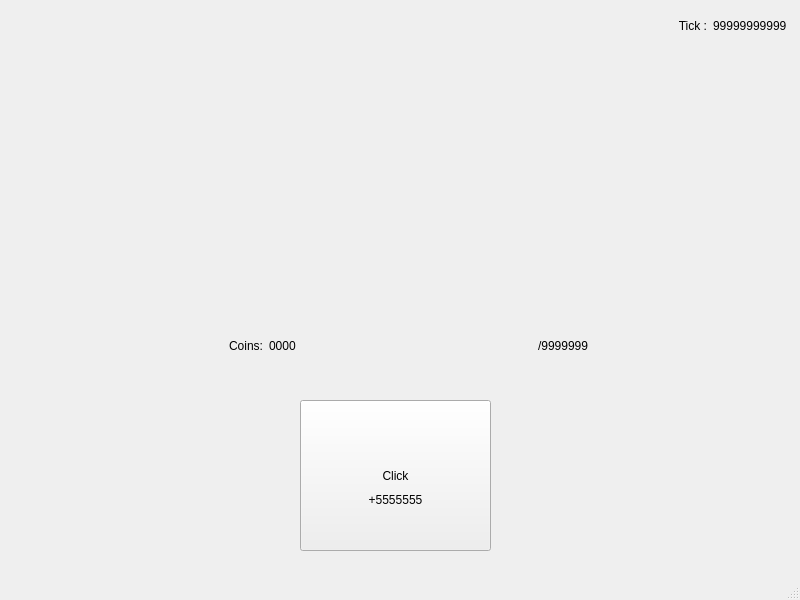
Qt form Dev/Clients/QtClient/QtWindowClient/mainwindow.ui (Redoxee/AutoClicker) before a commit.
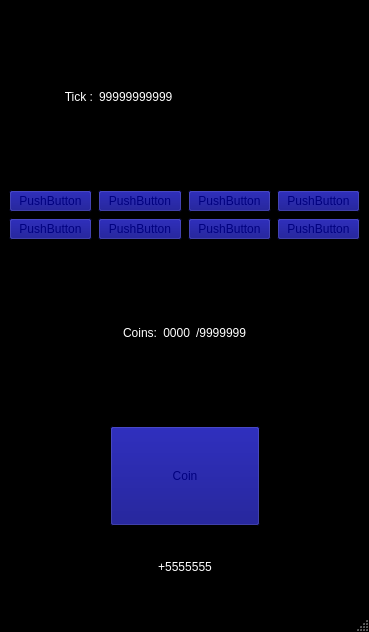
The same form after that commit.

Commit message: Reworking window layout

```diff
--- a/Dev/Clients/QtClient/QtWindowClient/mainwindow.ui
+++ b/Dev/Clients/QtClient/QtWindowClient/mainwindow.ui
@@ -6,120 +6,714 @@
    <rect>
     <x>0</x>
     <y>0</y>
-    <width>800</width>
-    <height>600</height>
+    <width>369</width>
+    <height>632</height>
    </rect>
   </property>
+  <property name="palette">
+   <palette>
+    <active>
+     <colorrole role="WindowText">
+      <brush brushstyle="SolidPattern">
+       <color alpha="255">
+        <red>255</red>
+        <green>255</green>
+        <blue>255</blue>
+       </color>
+      </brush>
+     </colorrole>
+     <colorrole role="Button">
+      <brush brushstyle="SolidPattern">
+       <color alpha="255">
+        <red>0</red>
+        <green>0</green>
+        <blue>127</blue>
+       </color>
+      </brush>
+     </colorrole>
+     <colorrole role="Light">
+      <brush brushstyle="SolidPattern">
+       <color alpha="255">
+        <red>0</red>
+        <green>0</green>
+        <blue>0</blue>
+       </color>
+      </brush>
+     </colorrole>
+     <colorrole role="Midlight">
+      <brush brushstyle="SolidPattern">
+       <color alpha="255">
+        <red>0</red>
+        <green>0</green>
+        <blue>0</blue>
+       </color>
+      </brush>
+     </colorrole>
+     <colorrole role="Dark">
+      <brush brushstyle="SolidPattern">
+       <color alpha="255">
+        <red>0</red>
+        <green>0</green>
+        <blue>0</blue>
+       </color>
+      </brush>
+     </colorrole>
+     <colorrole role="Mid">
+      <brush brushstyle="SolidPattern">
+       <color alpha="255">
+        <red>0</red>
+        <green>0</green>
+        <blue>0</blue>
+       </color>
+      </brush>
+     </colorrole>
+     <colorrole role="Text">
+      <brush brushstyle="SolidPattern">
+       <color alpha="255">
+        <red>255</red>
+        <green>255</green>
+        <blue>255</blue>
+       </color>
+      </brush>
+     </colorrole>
+     <colorrole role="BrightText">
+      <brush brushstyle="SolidPattern">
+       <color alpha="255">
+        <red>255</red>
+        <green>255</green>
+        <blue>255</blue>
+       </color>
+      </brush>
+     </colorrole>
+     <colorrole role="ButtonText">
+      <brush brushstyle="SolidPattern">
+       <color alpha="255">
+        <red>0</red>
+        <green>0</green>
+        <blue>127</blue>
+       </color>
+      </brush>
+     </colorrole>
+     <colorrole role="Base">
+      <brush brushstyle="SolidPattern">
+       <color alpha="255">
+        <red>0</red>
+        <green>0</green>
+        <blue>0</blue>
+       </color>
+      </brush>
+     </colorrole>
+     <colorrole role="Window">
+      <brush brushstyle="SolidPattern">
+       <color alpha="255">
+        <red>0</red>
+        <green>0</green>
+        <blue>0</blue>
+       </color>
+      </brush>
+     </colorrole>
+     <colorrole role="Shadow">
+      <brush brushstyle="SolidPattern">
+       <color alpha="255">
+        <red>0</red>
+        <green>0</green>
+        <blue>0</blue>
+       </color>
+      </brush>
+     </colorrole>
+     <colorrole role="AlternateBase">
+      <brush brushstyle="SolidPattern">
+       <color alpha="255">
+        <red>0</red>
+        <green>0</green>
+        <blue>0</blue>
+       </color>
+      </brush>
+     </colorrole>
+     <colorrole role="ToolTipBase">
+      <brush brushstyle="SolidPattern">
+       <color alpha="255">
+        <red>255</red>
+        <green>255</green>
+        <blue>220</blue>
+       </color>
+      </brush>
+     </colorrole>
+     <colorrole role="ToolTipText">
+      <brush brushstyle="SolidPattern">
+       <color alpha="255">
+        <red>0</red>
+        <green>0</green>
+        <blue>0</blue>
+       </color>
+      </brush>
+     </colorrole>
+     <colorrole role="PlaceholderText">
+      <brush brushstyle="SolidPattern">
+       <color alpha="128">
+        <red>255</red>
+        <green>255</green>
+        <blue>255</blue>
+       </color>
+      </brush>
+     </colorrole>
+    </active>
+    <inactive>
+     <colorrole role="WindowText">
+      <brush brushstyle="SolidPattern">
+       <color alpha="255">
+        <red>255</red>
+        <green>255</green>
+        <blue>255</blue>
+       </color>
+      </brush>
+     </colorrole>
+     <colorrole role="Button">
+      <brush brushstyle="SolidPattern">
+       <color alpha="255">
+        <red>0</red>
+        <green>0</green>
+        <blue>127</blue>
+       </color>
+      </brush>
+     </colorrole>
+     <colorrole role="Light">
+      <brush brushstyle="SolidPattern">
+       <color alpha="255">
+        <red>0</red>
+        <green>0</green>
+        <blue>0</blue>
+       </color>
+      </brush>
+     </colorrole>
+     <colorrole role="Midlight">
+      <brush brushstyle="SolidPattern">
+       <color alpha="255">
+        <red>0</red>
+        <green>0</green>
+        <blue>0</blue>
+       </color>
+      </brush>
+     </colorrole>
+     <colorrole role="Dark">
+      <brush brushstyle="SolidPattern">
+       <color alpha="255">
+        <red>0</red>
+        <green>0</green>
+        <blue>0</blue>
+       </color>
+      </brush>
+     </colorrole>
+     <colorrole role="Mid">
+      <brush brushstyle="SolidPattern">
+       <color alpha="255">
+        <red>0</red>
+        <green>0</green>
+        <blue>0</blue>
+       </color>
+      </brush>
+     </colorrole>
+     <colorrole role="Text">
+      <brush brushstyle="SolidPattern">
+       <color alpha="255">
+        <red>255</red>
+        <green>255</green>
+        <blue>255</blue>
+       </color>
+      </brush>
+     </colorrole>
+     <colorrole role="BrightText">
+      <brush brushstyle="SolidPattern">
+       <color alpha="255">
+        <red>255</red>
+        <green>255</green>
+        <blue>255</blue>
+       </color>
+      </brush>
+     </colorrole>
+     <colorrole role="ButtonText">
+      <brush brushstyle="SolidPattern">
+       <color alpha="255">
+        <red>0</red>
+        <green>0</green>
+        <blue>127</blue>
+       </color>
+      </brush>
+     </colorrole>
+     <colorrole role="Base">
+      <brush brushstyle="SolidPattern">
+       <color alpha="255">
+        <red>0</red>
+        <green>0</green>
+        <blue>0</blue>
+       </color>
+      </brush>
+     </colorrole>
+     <colorrole role="Window">
+      <brush brushstyle="SolidPattern">
+       <color alpha="255">
+        <red>0</red>
+        <green>0</green>
+        <blue>0</blue>
+       </color>
+      </brush>
+     </colorrole>
+     <colorrole role="Shadow">
+      <brush brushstyle="SolidPattern">
+       <color alpha="255">
+        <red>0</red>
+        <green>0</green>
+        <blue>0</blue>
+       </color>
+      </brush>
+     </colorrole>
+     <colorrole role="AlternateBase">
+      <brush brushstyle="SolidPattern">
+       <color alpha="255">
+        <red>0</red>
+        <green>0</green>
+        <blue>0</blue>
+       </color>
+      </brush>
+     </colorrole>
+     <colorrole role="ToolTipBase">
+      <brush brushstyle="SolidPattern">
+       <color alpha="255">
+        <red>255</red>
+        <green>255</green>
+        <blue>220</blue>
+       </color>
+      </brush>
+     </colorrole>
+     <colorrole role="ToolTipText">
+      <brush brushstyle="SolidPattern">
+       <color alpha="255">
+        <red>0</red>
+        <green>0</green>
+        <blue>0</blue>
+       </color>
+      </brush>
+     </colorrole>
+     <colorrole role="PlaceholderText">
+      <brush brushstyle="SolidPattern">
+       <color alpha="128">
+        <red>255</red>
+        <green>255</green>
+        <blue>255</blue>
+       </color>
+      </brush>
+     </colorrole>
+    </inactive>
+    <disabled>
+     <colorrole role="WindowText">
+      <brush brushstyle="SolidPattern">
+       <color alpha="255">
+        <red>0</red>
+        <green>0</green>
+        <blue>0</blue>
+       </color>
+      </brush>
+     </colorrole>
+     <colorrole role="Button">
+      <brush brushstyle="SolidPattern">
+       <color alpha="255">
+        <red>0</red>
+        <green>0</green>
+        <blue>127</blue>
+       </color>
+      </brush>
+     </colorrole>
+     <colorrole role="Light">
+      <brush brushstyle="SolidPattern">
+       <color alpha="255">
+        <red>0</red>
+        <green>0</green>
+        <blue>0</blue>
+       </color>
+      </brush>
+     </colorrole>
+     <colorrole role="Midlight">
+      <brush brushstyle="SolidPattern">
+       <color alpha="255">
+        <red>0</red>
+        <green>0</green>
+        <blue>0</blue>
+       </color>
+      </brush>
+     </colorrole>
+     <colorrole role="Dark">
+      <brush brushstyle="SolidPattern">
+       <color alpha="255">
+        <red>0</red>
+        <green>0</green>
+        <blue>0</blue>
+       </color>
+      </brush>
+     </colorrole>
+     <colorrole role="Mid">
+      <brush brushstyle="SolidPattern">
+       <color alpha="255">
+        <red>0</red>
+        <green>0</green>
+        <blue>0</blue>
+       </color>
+      </brush>
+     </colorrole>
+     <colorrole role="Text">
+      <brush brushstyle="SolidPattern">
+       <color alpha="255">
+        <red>0</red>
+        <green>0</green>
+        <blue>0</blue>
+       </color>
+      </brush>
+     </colorrole>
+     <colorrole role="BrightText">
+      <brush brushstyle="SolidPattern">
+       <color alpha="255">
+        <red>255</red>
+        <green>255</green>
+        <blue>255</blue>
+       </color>
+      </brush>
+     </colorrole>
+     <colorrole role="ButtonText">
+      <brush brushstyle="SolidPattern">
+       <color alpha="255">
+        <red>0</red>
+        <green>0</green>
+        <blue>0</blue>
+       </color>
+      </brush>
+     </colorrole>
+     <colorrole role="Base">
+      <brush brushstyle="SolidPattern">
+       <color alpha="255">
+        <red>0</red>
+        <green>0</green>
+        <blue>0</blue>
+       </color>
+      </brush>
+     </colorrole>
+     <colorrole role="Window">
+      <brush brushstyle="SolidPattern">
+       <color alpha="255">
+        <red>0</red>
+        <green>0</green>
+        <blue>0</blue>
+       </color>
+      </brush>
+     </colorrole>
+     <colorrole role="Shadow">
+      <brush brushstyle="SolidPattern">
+       <color alpha="255">
+        <red>0</red>
+        <green>0</green>
+        <blue>0</blue>
+       </color>
+      </brush>
+     </colorrole>
+     <colorrole role="AlternateBase">
+      <brush brushstyle="SolidPattern">
+       <color alpha="255">
+        <red>0</red>
+        <green>0</green>
+        <blue>0</blue>
+       </color>
+      </brush>
+     </colorrole>
+     <colorrole role="ToolTipBase">
+      <brush brushstyle="SolidPattern">
+       <color alpha="255">
+        <red>255</red>
+        <green>255</green>
+        <blue>220</blue>
+       </color>
+      </brush>
+     </colorrole>
+     <colorrole role="ToolTipText">
+      <brush brushstyle="SolidPattern">
+       <color alpha="255">
+        <red>0</red>
+        <green>0</green>
+        <blue>0</blue>
+       </color>
+      </brush>
+     </colorrole>
+     <colorrole role="PlaceholderText">
+      <brush brushstyle="SolidPattern">
+       <color alpha="128">
+        <red>255</red>
+        <green>255</green>
+        <blue>255</blue>
+       </color>
+      </brush>
+     </colorrole>
+    </disabled>
+   </palette>
+  </property>
   <property name="windowTitle">
    <string>MainWindow</string>
   </property>
   <widget class="QWidget" name="centralwidget">
-   <widget class="QPushButton" name="ClickerButton">
-    <property name="geometry">
-     <rect>
-      <x>300</x>
-      <y>400</y>
-      <width>191</width>
-      <height>151</height>
-     </rect>
-    </property>
-    <property name="text">
-     <string>Click</string>
-    </property>
-   </widget>
-   <widget class="QWidget" name="horizontalLayoutWidget">
-    <property name="geometry">
-     <rect>
-      <x>0</x>
-      <y>330</y>
-      <width>801</width>
-      <height>31</height>
-     </rect>
-    </property>
-    <layout class="QHBoxLayout" name="ScoreLayout">
-     <item>
-      <widget class="QLabel" name="ScoreLabel">
-       <property name="text">
-        <string>Coins:</string>
-       </property>
-       <property name="alignment">
-        <set>Qt::AlignRight|Qt::AlignTrailing|Qt::AlignVCenter</set>
-       </property>
-      </widget>
-     </item>
-     <item>
-      <widget class="QLabel" name="ScoreValue">
-       <property name="sizePolicy">
-        <sizepolicy hsizetype="Minimum" vsizetype="Preferred">
-         <horstretch>0</horstretch>
-         <verstretch>0</verstretch>
-        </sizepolicy>
-       </property>
-       <property name="text">
-        <string>0000</string>
-       </property>
-       <property name="scaledContents">
-        <bool>false</bool>
-       </property>
-      </widget>
-     </item>
-     <item>
-      <widget class="QLabel" name="ScoreTarget">
-       <property name="text">
-        <string>/9999999</string>
-       </property>
-      </widget>
-     </item>
-    </layout>
-   </widget>
-   <widget class="QWidget" name="horizontalLayoutWidget_2">
-    <property name="geometry">
-     <rect>
-      <x>630</x>
-      <y>10</y>
-      <width>160</width>
-      <height>31</height>
-     </rect>
-    </property>
-    <layout class="QHBoxLayout" name="TickLayout">
-     <item>
-      <widget class="QLabel" name="TickLabel">
-       <property name="text">
-        <string>Tick :</string>
-       </property>
-       <property name="alignment">
-        <set>Qt::AlignRight|Qt::AlignTrailing|Qt::AlignVCenter</set>
-       </property>
-      </widget>
-     </item>
-     <item>
-      <widget class="QLabel" name="TickValue">
-       <property name="text">
-        <string>99999999999</string>
-       </property>
-      </widget>
-     </item>
-    </layout>
-   </widget>
-   <widget class="QLabel" name="ClickValue">
-    <property name="enabled">
-     <bool>true</bool>
-    </property>
-    <property name="geometry">
-     <rect>
-      <x>300</x>
-      <y>490</y>
-      <width>191</width>
-      <height>20</height>
-     </rect>
-    </property>
-    <property name="text">
-     <string>+5555555</string>
-    </property>
-    <property name="alignment">
-     <set>Qt::AlignCenter</set>
-    </property>
-   </widget>
+   <layout class="QGridLayout" name="gridLayout">
+    <item row="7" column="0" colspan="2">
+     <layout class="QHBoxLayout" name="horizontalLayout">
+      <item>
+       <spacer name="horizontalSpacer_4">
+        <property name="orientation">
+         <enum>Qt::Horizontal</enum>
+        </property>
+        <property name="sizeHint" stdset="0">
+         <size>
+          <width>40</width>
+          <height>20</height>
+         </size>
+        </property>
+       </spacer>
+      </item>
+      <item>
+       <layout class="QVBoxLayout" name="verticalLayout">
+        <item>
+         <widget class="QPushButton" name="ClickerButton">
+          <property name="minimumSize">
+           <size>
+            <width>150</width>
+            <height>100</height>
+           </size>
+          </property>
+          <property name="palette">
+           <palette>
+            <active>
+             <colorrole role="Text">
+              <brush brushstyle="SolidPattern">
+               <color alpha="255">
+                <red>0</red>
+                <green>0</green>
+                <blue>127</blue>
+               </color>
+              </brush>
+             </colorrole>
+            </active>
+            <inactive>
+             <colorrole role="Text">
+              <brush brushstyle="SolidPattern">
+               <color alpha="255">
+                <red>0</red>
+                <green>0</green>
+                <blue>127</blue>
+               </color>
+              </brush>
+             </colorrole>
+            </inactive>
+            <disabled>
+             <colorrole role="Text">
+              <brush brushstyle="SolidPattern">
+               <color alpha="255">
+                <red>0</red>
+                <green>0</green>
+                <blue>127</blue>
+               </color>
+              </brush>
+             </colorrole>
+            </disabled>
+           </palette>
+          </property>
+          <property name="text">
+           <string>Coin</string>
+          </property>
+         </widget>
+        </item>
+        <item>
+         <widget class="QLabel" name="ClickValue">
+          <property name="enabled">
+           <bool>true</bool>
+          </property>
+          <property name="text">
+           <string>+5555555</string>
+          </property>
+          <property name="alignment">
+           <set>Qt::AlignCenter</set>
+          </property>
+         </widget>
+        </item>
+       </layout>
+      </item>
+      <item>
+       <spacer name="horizontalSpacer_3">
+        <property name="orientation">
+         <enum>Qt::Horizontal</enum>
+        </property>
+        <property name="sizeHint" stdset="0">
+         <size>
+          <width>40</width>
+          <height>20</height>
+         </size>
+        </property>
+       </spacer>
+      </item>
+     </layout>
+    </item>
+    <item row="0" column="0">
+     <layout class="QHBoxLayout" name="TickLayout">
+      <item>
+       <widget class="QLabel" name="TickLabel">
+        <property name="text">
+         <string>Tick :</string>
+        </property>
+        <property name="alignment">
+         <set>Qt::AlignRight|Qt::AlignTrailing|Qt::AlignVCenter</set>
+        </property>
+       </widget>
+      </item>
+      <item>
+       <widget class="QLabel" name="TickValue">
+        <property name="text">
+         <string>99999999999</string>
+        </property>
+       </widget>
+      </item>
+     </layout>
+    </item>
+    <item row="2" column="0" colspan="2">
+     <layout class="QHBoxLayout" name="ScoreLayout">
+      <item>
+       <spacer name="horizontalSpacer">
+        <property name="orientation">
+         <enum>Qt::Horizontal</enum>
+        </property>
+        <property name="sizeHint" stdset="0">
+         <size>
+          <width>40</width>
+          <height>20</height>
+         </size>
+        </property>
+       </spacer>
+      </item>
+      <item>
+       <widget class="QLabel" name="ScoreLabel">
+        <property name="sizePolicy">
+         <sizepolicy hsizetype="Minimum" vsizetype="Preferred">
+          <horstretch>0</horstretch>
+          <verstretch>0</verstretch>
+         </sizepolicy>
+        </property>
+        <property name="text">
+         <string>Coins:</string>
+        </property>
+        <property name="alignment">
+         <set>Qt::AlignRight|Qt::AlignTrailing|Qt::AlignVCenter</set>
+        </property>
+       </widget>
+      </item>
+      <item>
+       <widget class="QLabel" name="ScoreValue">
+        <property name="sizePolicy">
+         <sizepolicy hsizetype="Minimum" vsizetype="Preferred">
+          <horstretch>0</horstretch>
+          <verstretch>0</verstretch>
+         </sizepolicy>
+        </property>
+        <property name="text">
+         <string>0000</string>
+        </property>
+        <property name="scaledContents">
+         <bool>false</bool>
+        </property>
+        <property name="alignment">
+         <set>Qt::AlignRight|Qt::AlignTrailing|Qt::AlignVCenter</set>
+        </property>
+       </widget>
+      </item>
+      <item>
+       <widget class="QLabel" name="ScoreTarget">
+        <property name="sizePolicy">
+         <sizepolicy hsizetype="Minimum" vsizetype="Preferred">
+          <horstretch>0</horstretch>
+          <verstretch>0</verstretch>
+         </sizepolicy>
+        </property>
+        <property name="text">
+         <string>/9999999</string>
+        </property>
+       </widget>
+      </item>
+      <item>
+       <spacer name="horizontalSpacer_2">
+        <property name="orientation">
+         <enum>Qt::Horizontal</enum>
+        </property>
+        <property name="sizeHint" stdset="0">
+         <size>
+          <width>40</width>
+          <height>20</height>
+         </size>
+        </property>
+       </spacer>
+      </item>
+     </layout>
+    </item>
+    <item row="1" column="0" colspan="2">
+     <layout class="QGridLayout" name="gridLayout_2">
+      <item row="0" column="2">
+       <widget class="QPushButton" name="pushButton_4">
+        <property name="text">
+         <string>PushButton</string>
+        </property>
+       </widget>
+      </item>
+      <item row="0" column="0">
+       <widget class="QPushButton" name="pushButton">
+        <property name="text">
+         <string>PushButton</string>
+        </property>
+       </widget>
+      </item>
+      <item row="1" column="0">
+       <widget class="QPushButton" name="pushButton_2">
+        <property name="text">
+         <string>PushButton</string>
+        </property>
+       </widget>
+      </item>
+      <item row="0" column="1">
+       <widget class="QPushButton" name="pushButton_3">
+        <property name="text">
+         <string>PushButton</string>
+        </property>
+       </widget>
+      </item>
+      <item row="0" column="3">
+       <widget class="QPushButton" name="pushButton_5">
+        <property name="text">
+         <string>PushButton</string>
+        </property>
+       </widget>
+      </item>
+      <item row="1" column="1">
+       <widget class="QPushButton" name="pushButton_6">
+        <property name="text">
+         <string>PushButton</string>
+        </property>
+       </widget>
+      </item>
+      <item row="1" column="2">
+       <widget class="QPushButton" name="pushButton_7">
+        <property name="text">
+         <string>PushButton</string>
+        </property>
+       </widget>
+      </item>
+      <item row="1" column="3">
+       <widget class="QPushButton" name="pushButton_8">
+        <property name="text">
+         <string>PushButton</string>
+        </property>
+       </widget>
+      </item>
+     </layout>
+    </item>
+   </layout>
   </widget>
   <widget class="QMenuBar" name="menubar">
    <property name="geometry">
```
Left out of the diff: 2 changed lines with no effect on the pictures.
